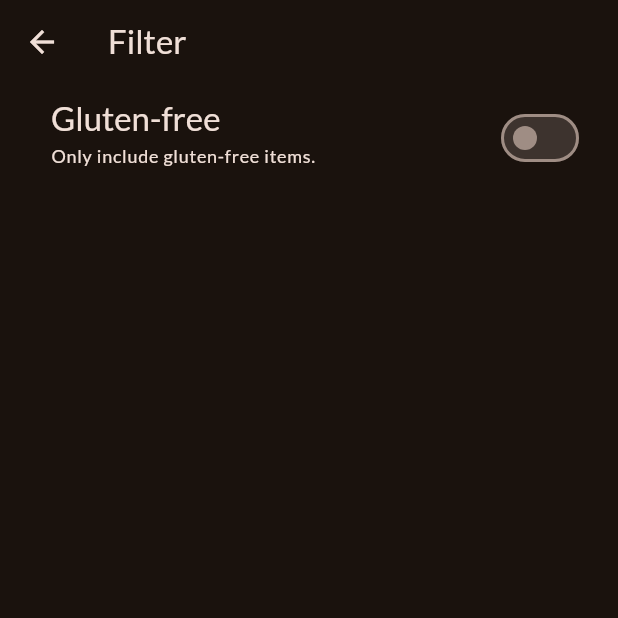
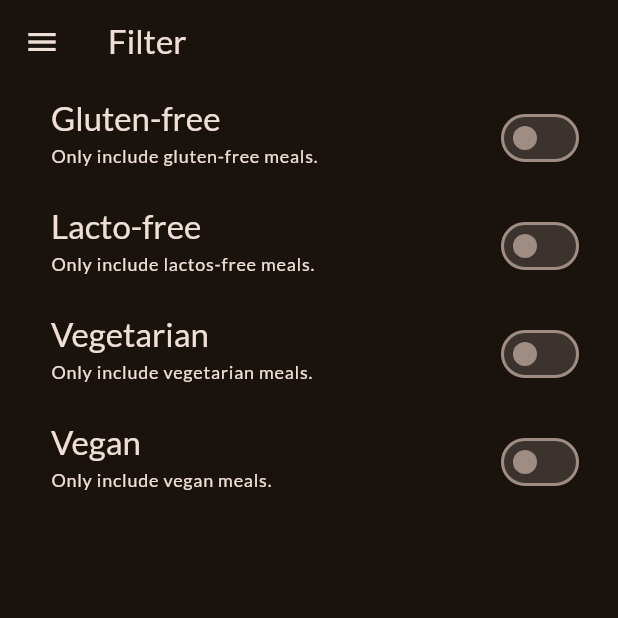
Before and after one commit to ashokstha61/meal_app, a Flutter app: the FilterScreen screen opened directly, on a phone screen of 412 x 824 dp, the top half of it. Run offline on Flutter 3.47's test engine with Material 3 defaults, Android fonts, the phone set to English and light mode, and no system bars; our stand-ins replace google_fonts, transparent_image.

Commit message:
adding more filter options

```diff
--- a/lib/screens/filter_screen.dart
+++ b/lib/screens/filter_screen.dart
@@ -1,4 +1,7 @@
 import 'package:flutter/material.dart';
+// import 'package:meal_app/model/meal.dart';
+import 'package:meal_app/screens/tabs.dart';
+import 'package:meal_app/widgets/main_drawer.dart';
 
 class FilterScreen extends StatefulWidget {
   const FilterScreen({super.key});
@@ -9,6 +12,9 @@ class FilterScreen extends StatefulWidget {
 
 class _FilterScreenState extends State<FilterScreen> {
   var _glutenFreeFilter = false;
+  var _lactosFreeFilter = false;
+  var _vegetarianFilter = false;
+  var _veganFilter = false;
 
   @override
   Widget build(BuildContext context) {
@@ -16,6 +22,16 @@ class _FilterScreenState extends State<FilterScreen> {
       appBar: AppBar(
         title: Text('Filter'),
       ),
+      drawer: MainDrawer(onSelectScreen: ((identifier) {
+        Navigator.of(context).pop();
+        if (identifier == 'meals') {
+          Navigator.of(context).push(
+            MaterialPageRoute(
+              builder: (ctx) => TabScreen(),
+            ),
+          );
+        }
+      })),
       body: Column(
         children: [
           SwitchListTile(
@@ -33,7 +49,85 @@ class _FilterScreenState extends State<FilterScreen> {
                   .copyWith(color: Theme.of(context).colorScheme.onBackground),
             ),
             subtitle: Text(
-              'Only include gluten-free items.',
+              'Only include gluten-free meals.',
+              style: Theme.of(context).textTheme.labelMedium!.copyWith(
+                    color: Theme.of(context).colorScheme.onBackground,
+                  ),
+            ),
+            activeColor: Theme.of(context).colorScheme.tertiary,
+            contentPadding: EdgeInsets.only(
+              left: 34,
+              right: 22,
+            ),
+          ),
+          SwitchListTile(
+            value: _lactosFreeFilter,
+            onChanged: (ischecked) {
+              setState(() {
+                _lactosFreeFilter = ischecked;
+              });
+            },
+            title: Text(
+              'Lacto-free',
+              style: Theme.of(context)
+                  .textTheme
+                  .titleLarge!
+                  .copyWith(color: Theme.of(context).colorScheme.onBackground),
+            ),
+            subtitle: Text(
+              'Only include lactos-free meals.',
+              style: Theme.of(context).textTheme.labelMedium!.copyWith(
+                    color: Theme.of(context).colorScheme.onBackground,
+                  ),
+            ),
+            activeColor: Theme.of(context).colorScheme.tertiary,
+            contentPadding: EdgeInsets.only(
+              left: 34,
+              right: 22,
+            ),
+          ),
+          SwitchListTile(
+            value: _vegetarianFilter,
+            onChanged: (ischecked) {
+              setState(() {
+                _vegetarianFilter = ischecked;
+              });
+            },
+            title: Text(
+              'Vegetarian',
+              style: Theme.of(context)
+                  .textTheme
+                  .titleLarge!
+                  .copyWith(color: Theme.of(context).colorScheme.onBackground),
+            ),
+            subtitle: Text(
+              'Only include vegetarian meals.',
+              style: Theme.of(context).textTheme.labelMedium!.copyWith(
+                    color: Theme.of(context).colorScheme.onBackground,
+                  ),
+            ),
+            activeColor: Theme.of(context).colorScheme.tertiary,
+            contentPadding: EdgeInsets.only(
+              left: 34,
+              right: 22,
+            ),
+          ),
+          SwitchListTile(
+            value: _veganFilter,
+            onChanged: (ischecked) {
+              setState(() {
+                _veganFilter = ischecked;
+              });
+            },
+            title: Text(
+              'Vegan',
+              style: Theme.of(context)
+                  .textTheme
+                  .titleLarge!
+                  .copyWith(color: Theme.of(context).colorScheme.onBackground),
+            ),
+            subtitle: Text(
+              'Only include vegan meals.',
               style: Theme.of(context).textTheme.labelMedium!.copyWith(
                     color: Theme.of(context).colorScheme.onBackground,
                   ),
```
